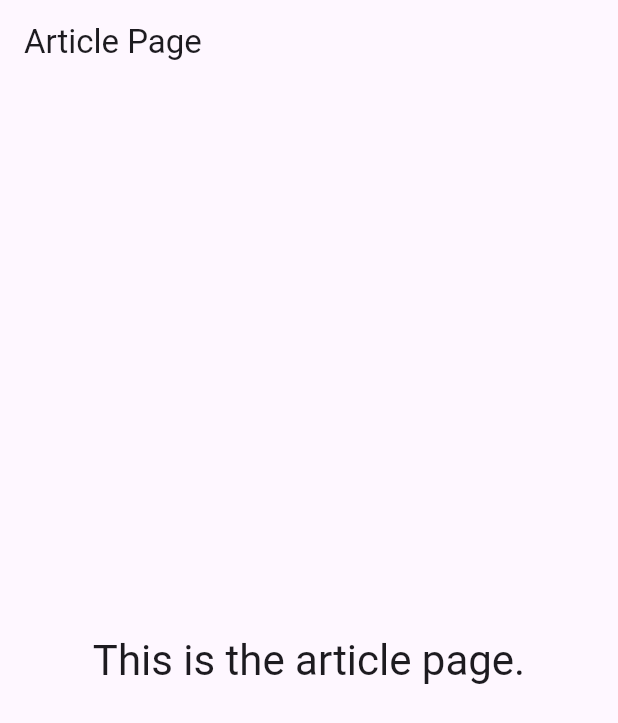
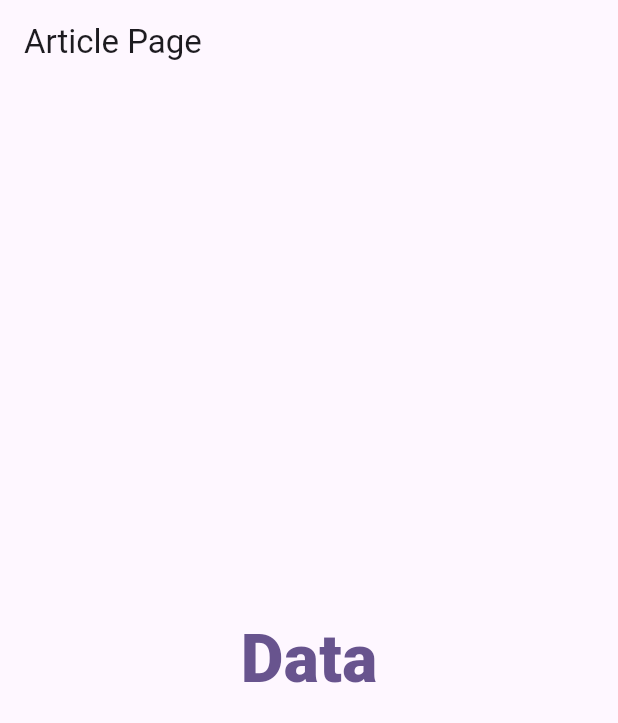
Before and after one commit to nixuiui/flutter_batch_8, a Flutter app: the screen it shows after launch, on a phone screen of 412 x 824 dp. Shown: the top 723 px of the screen. Run offline on Flutter 3.47's test engine with Material 3 defaults, Android fonts, the phone set to English and light mode, and no system bars.

Commit message:
Refactor ArticlePage layout to use Column for better structure and styling

```diff
--- a/lib/pages/article_page.dart
+++ b/lib/pages/article_page.dart
@@ -14,12 +14,23 @@ class _ArticlePageState extends State<ArticlePage> {
       appBar: AppBar(
         title: const Text('Article Page'),
       ),
-      body: Center(
-        child: Text(
-          'This is the article page.',
-          style: Theme.of(context).textTheme.headlineMedium,
+      body: SizedBox(
+        width: double.infinity,
+        child: Column(
+          mainAxisAlignment: MainAxisAlignment.center,
+          crossAxisAlignment: CrossAxisAlignment.center,
+          children: [
+            Text(
+              "Data",
+              style: TextStyle(
+                fontSize: 44,
+                fontWeight: FontWeight.w900,
+                color: Theme.of(context).colorScheme.primary,
+              ),
+            ),
+          ],
         ),
-      ),
+      )
     );
   }
 }
```
